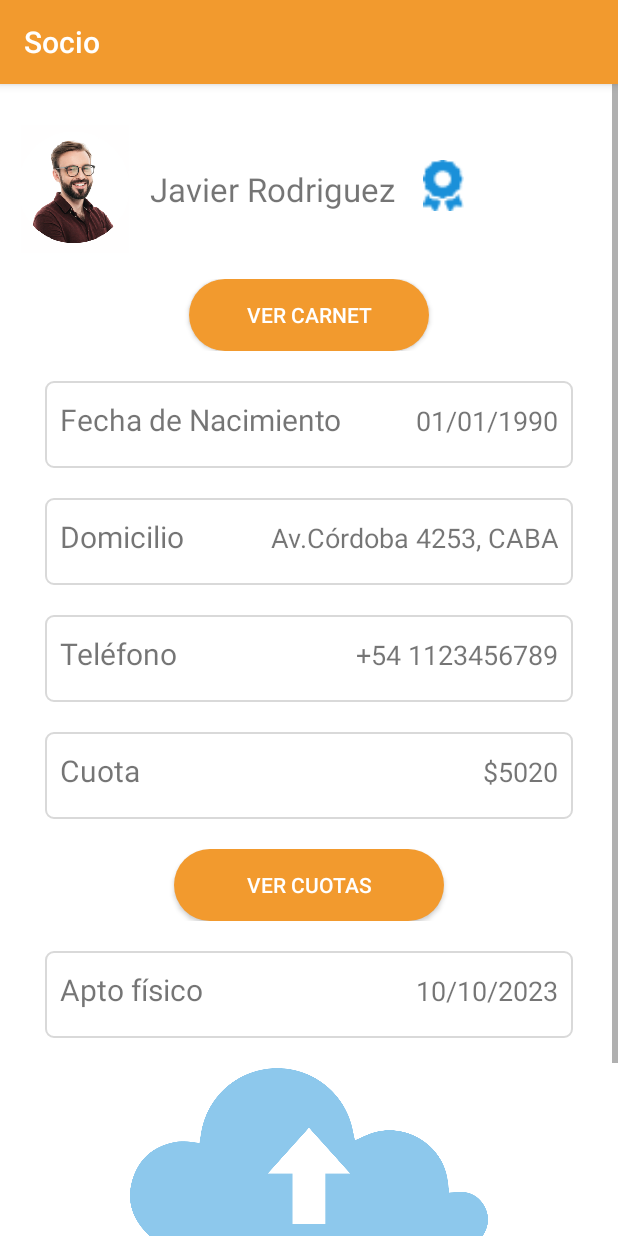
After one commit to EvanaSabatella1989/Club-Deportivo, an Android app: the DetalleUsuarioSocioActivity screen opened directly, with no data from a screen before it, on a phone screen of 412 x 824 dp. The commit adds this screen. Run offline under Robolectric (Android 15) with nearby library versions, the phone set to English and light mode, and no system bars.

Commit message:
Pantallas Meli actualizadas

```diff
--- /dev/null
+++ b/Club/app/src/main/java/com/example/club/DetalleUsuarioSocioActivity.kt
@@ -0,0 +1,11 @@
+package com.example.club
+
+import android.os.Bundle
+import androidx.appcompat.app.AppCompatActivity
+
+class DetalleUsuarioSocioActivity : AppCompatActivity() {
+    override fun onCreate(savedInstanceState: Bundle?) {
+        super.onCreate(savedInstanceState)
+        setContentView(R.layout.activity_detalle_usuario_socio)
+    }
+}
--- /dev/null
+++ b/Club/app/src/main/res/layout/activity_detalle_usuario_socio.xml
@@ -0,0 +1,374 @@
+<?xml version="1.0" encoding="utf-8"?>
+<androidx.constraintlayout.widget.ConstraintLayout xmlns:android="http://schemas.android.com/apk/res/android"
+    xmlns:app="http://schemas.android.com/apk/res-auto"
+    xmlns:tools="http://schemas.android.com/tools"
+    android:layout_width="match_parent"
+    android:layout_height="match_parent"
+    android:background="@color/white"
+    >
+
+
+    <ScrollView
+        android:layout_width="match_parent"
+        android:layout_height="match_parent">
+
+        <LinearLayout
+            android:layout_width="match_parent"
+            android:layout_height="match_parent"
+            android:orientation="vertical"
+            android:paddingTop="20dp"
+            android:paddingBottom="20dp"
+            app:layout_constraintEnd_toEndOf="parent"
+            app:layout_constraintStart_toStartOf="parent">
+
+            <LinearLayout
+                android:layout_width="wrap_content"
+                android:layout_height="wrap_content"
+                android:layout_marginStart="0dp"
+                android:layout_marginEnd="30dp"
+                android:contentDescription="TODO"
+                android:importantForAccessibility="no"
+                android:orientation="horizontal"
+                app:layout_constraintEnd_toEndOf="parent"
+                app:layout_constraintStart_toStartOf="parent"
+                tools:ignore="HardcodedText,MissingConstraints,UseCompoundDrawables">
+
+                <ImageView
+                    android:id="@+id/imageView3"
+                    android:layout_width="wrap_content"
+                    android:layout_height="100dp"
+                    android:adjustViewBounds="true"
+                    android:importantForAccessibility="no"
+                    android:src="@mipmap/fotousuario"
+                    tools:srcCompat="@mipmap/fotousuario" />
+
+                <TextView
+                    android:id="@+id/textView3"
+                    android:layout_width="182dp"
+                    android:layout_height="match_parent"
+                    android:layout_weight="1"
+                    android:paddingTop="35sp"
+                    android:text="@string/nombre_socio"
+                    android:textSize="22sp"
+                    tools:ignore="TextSizeCheck" />
+
+                <ImageView
+                    android:id="@+id/imageView4"
+                    android:layout_width="wrap_content"
+                    android:layout_height="65dp"
+                    android:adjustViewBounds="true"
+                    android:importantForAccessibility="no"
+                    android:paddingTop="30sp"
+                    android:src="@mipmap/icon_socio"
+                    tools:ignore="ImageContrastCheck"
+                    tools:srcCompat="@mipmap/icon_socio" />
+
+
+            </LinearLayout>
+
+            <LinearLayout
+                android:layout_width="match_parent"
+                android:layout_height="match_parent"
+                android:layout_marginTop="10dp"
+                android:layout_marginBottom="20dp"
+                android:orientation="horizontal"
+                android:gravity="center"
+                >
+
+                <Button
+                    android:id="@+id/button8"
+                    android:layout_width="160dp"
+                    android:layout_height="48dp"
+                    android:background="@drawable/boton_grande"
+                    android:text="@string/btn_ver_carnet"
+                    android:textColor="@color/white"
+
+                    />
+            </LinearLayout>
+
+            <LinearLayout
+                android:layout_width="match_parent"
+                android:layout_height="wrap_content"
+                android:layout_marginStart="30dp"
+                android:layout_marginEnd="30dp"
+                android:background="@drawable/input_background"
+                android:contentDescription="TODO"
+                android:importantForAccessibility="no"
+                android:orientation="horizontal"
+                android:paddingTop="12dp"
+                app:layout_constraintEnd_toEndOf="parent"
+                app:layout_constraintStart_toStartOf="parent"
+                tools:ignore="HardcodedText,MissingConstraints,UseCompoundDrawables">
+
+                <TextView
+                    android:id="@+id/textView4"
+                    android:layout_width="193dp"
+                    android:layout_height="wrap_content"
+                    android:layout_weight="1"
+                    android:paddingLeft="10sp"
+                    android:text="@string/llave_fechaNac"
+                    android:textSize="20sp"
+                    tools:ignore="RtlSymmetry,TextSizeCheck" />
+
+                <TextView
+                    android:id="@+id/textView5"
+                    android:layout_width="133dp"
+                    android:layout_height="wrap_content"
+                    android:layout_weight="1"
+                    android:gravity="right"
+                    android:paddingRight="10sp"
+                    android:text="@string/valor_fechaNac"
+                    android:textAlignment="gravity"
+                    android:textSize="18sp"
+                    tools:ignore="RtlHardcoded,RtlSymmetry,TextSizeCheck" />
+
+            </LinearLayout>
+
+            <LinearLayout
+                android:layout_width="match_parent"
+                android:layout_height="wrap_content"
+                android:layout_marginStart="30dp"
+                android:layout_marginTop="20dp"
+                android:layout_marginEnd="30dp"
+                android:background="@drawable/input_background"
+                android:contentDescription="TODO"
+                android:importantForAccessibility="no"
+                android:orientation="horizontal"
+                android:paddingTop="12dp"
+                app:layout_constraintEnd_toEndOf="parent"
+                app:layout_constraintStart_toStartOf="parent"
+                tools:ignore="HardcodedText,MissingConstraints,UseCompoundDrawables">
+
+                <TextView
+                    android:id="@+id/textView6"
+                    android:layout_width="wrap_content"
+                    android:layout_height="wrap_content"
+                    android:layout_weight="1"
+                    android:gravity="start"
+                    android:paddingLeft="10sp"
+                    android:text="@string/llave_domicilio"
+                    android:textSize="20sp"
+                    tools:ignore="RtlSymmetry,TextSizeCheck" />
+
+                <TextView
+                    android:id="@+id/textView7"
+                    android:layout_width="158dp"
+                    android:layout_height="wrap_content"
+                    android:layout_weight="1"
+                    android:gravity="right"
+                    android:paddingRight="10sp"
+                    android:text="@string/valor_domicilio"
+                    android:textAlignment="gravity"
+                    android:textSize="18sp"
+                    tools:ignore="RtlHardcoded,RtlSymmetry,TextSizeCheck" />
+
+            </LinearLayout>
+
+            <LinearLayout
+                android:layout_width="match_parent"
+                android:layout_height="wrap_content"
+                android:layout_marginStart="30dp"
+                android:layout_marginTop="20dp"
+                android:layout_marginEnd="30dp"
+                android:background="@drawable/input_background"
+                android:contentDescription="TODO"
+                android:importantForAccessibility="no"
+                android:orientation="horizontal"
+                android:paddingTop="12dp"
+                app:layout_constraintEnd_toEndOf="parent"
+                app:layout_constraintStart_toStartOf="parent"
+                tools:ignore="HardcodedText,MissingConstraints,UseCompoundDrawables">
+
+                <TextView
+                    android:id="@+id/textView8"
+                    android:layout_width="wrap_content"
+                    android:layout_height="wrap_content"
+                    android:layout_weight="1"
+                    android:gravity="start"
+                    android:paddingLeft="10sp"
+                    android:text="@string/llave_telefono"
+                    android:textSize="20sp"
+                    tools:ignore="RtlSymmetry,TextSizeCheck" />
+
+                <TextView
+                    android:id="@+id/textView9"
+                    android:layout_width="158dp"
+                    android:layout_height="wrap_content"
+                    android:layout_weight="1"
+                    android:gravity="right"
+                    android:paddingRight="10sp"
+                    android:text="@string/valor_telefono"
+                    android:textAlignment="gravity"
+                    android:textSize="18sp"
+                    tools:ignore="RtlHardcoded,RtlSymmetry,TextSizeCheck" />
+
+            </LinearLayout>
+
+            <LinearLayout
+                android:layout_width="match_parent"
+                android:layout_height="wrap_content"
+                android:layout_marginStart="30dp"
+                android:layout_marginTop="20dp"
+                android:layout_marginEnd="30dp"
+                android:background="@drawable/input_background"
+                android:contentDescription="TODO"
+                android:importantForAccessibility="no"
+                android:orientation="horizontal"
+                android:paddingTop="12dp"
+                app:layout_constraintEnd_toEndOf="parent"
+                app:layout_constraintStart_toStartOf="parent"
+                tools:ignore="HardcodedText,MissingConstraints,UseCompoundDrawables">
+
+                <TextView
+                    android:id="@+id/textView10"
+                    android:layout_width="wrap_content"
+                    android:layout_height="wrap_content"
+                    android:layout_weight="1"
+                    android:gravity="start"
+                    android:paddingLeft="10sp"
+                    android:text="@string/llave_cuota"
+                    android:textSize="20sp"
+                    tools:ignore="RtlSymmetry,TextSizeCheck" />
+
+                <TextView
+                    android:id="@+id/textView11"
+                    android:layout_width="158dp"
+                    android:layout_height="wrap_content"
+                    android:layout_weight="1"
+                    android:gravity="right"
+                    android:paddingRight="10sp"
+                    android:text="@string/valor_cuota"
+                    android:textAlignment="gravity"
+                    android:textSize="18sp"
+                    tools:ignore="RtlHardcoded,RtlSymmetry,TextSizeCheck" />
+
+            </LinearLayout>
+
+            <LinearLayout
+                android:layout_width="match_parent"
+                android:layout_height="wrap_content"
+                android:layout_marginTop="20dp"
+                android:contentDescription="TODO"
+                android:gravity="center"
+                android:importantForAccessibility="no"
+                android:orientation="horizontal"
+                app:layout_constraintEnd_toEndOf="parent"
+                app:layout_constraintStart_toStartOf="parent">
+
+                <Button
+                    android:id="@+id/button5"
+                    android:layout_width="wrap_content"
+                    android:layout_height="wrap_content"
+                    android:background="@drawable/boton_grande"
+                    android:text="@string/btn_ver_cuotas"
+                    android:textColor="@color/white"
+                    app:layout_constraintEnd_toEndOf="parent"
+                    app:layout_constraintStart_toStartOf="parent"
+                    app:layout_constraintTop_toBottomOf="@+id/button3" />
+            </LinearLayout>
+
+            <LinearLayout
+                android:layout_width="match_parent"
+                android:layout_height="wrap_content"
+                android:layout_marginStart="30dp"
+                android:layout_marginTop="20dp"
+                android:layout_marginEnd="30dp"
+                android:background="@drawable/input_background"
+                android:contentDescription="TODO"
+                android:importantForAccessibility="no"
+                android:orientation="horizontal"
+                android:paddingTop="12dp"
+                app:layout_constraintEnd_toEndOf="parent"
+                app:layout_constraintStart_toStartOf="parent"
+                tools:ignore="HardcodedText,MissingConstraints,UseCompoundDrawables">
+
+                <TextView
+                    android:id="@+id/textView12"
+                    android:layout_width="wrap_content"
+                    android:layout_height="wrap_content"
+                    android:layout_weight="1"
+                    android:gravity="start"
+                    android:paddingLeft="10sp"
+                    android:text="@string/llave_apto_fisico"
+                    android:textSize="20sp"
+                    tools:ignore="RtlSymmetry,TextSizeCheck" />
+
+                <TextView
+                    android:id="@+id/textView13"
+                    android:layout_width="158dp"
+                    android:layout_height="wrap_content"
+                    android:layout_weight="1"
+                    android:gravity="right"
+                    android:paddingRight="10sp"
+                    android:text="@string/valor_apto_fisico"
+                    android:textAlignment="gravity"
+                    android:textSize="18sp"
+                    tools:ignore="RtlHardcoded,RtlSymmetry,TextSizeCheck" />
+
+            </LinearLayout>
+
+            <LinearLayout
+                android:layout_width="match_parent"
+                android:layout_height="wrap_content"
+                android:layout_marginTop="20dp"
+                android:contentDescription="TODO"
+                android:gravity="center"
+                android:importantForAccessibility="no"
+                android:orientation="horizontal"
+                app:layout_constraintEnd_toEndOf="parent"
+                app:layout_constraintStart_toStartOf="parent">
+
+
+                <ImageView
+                    android:id="@+id/imageView5"
+                    android:layout_width="wrap_content"
+                    android:layout_height="120dp"
+                    app:srcCompat="@mipmap/icon_apto_fisico" />
+            </LinearLayout>
+
+            <LinearLayout
+                android:layout_width="match_parent"
+                android:layout_height="wrap_content"
+                android:layout_marginTop="20dp"
+                android:contentDescription="TODO"
+                android:importantForAccessibility="no"
+                android:orientation="horizontal"
+                app:layout_constraintEnd_toEndOf="parent"
+                app:layout_constraintStart_toStartOf="parent">
+
+
+                <TextView
+                    android:id="@+id/textView14"
+                    android:layout_width="wrap_content"
+                    android:layout_height="wrap_content"
+                    android:layout_weight="1"
+                    android:text="@string/subir_apto_fisico"
+                    android:textAlignment="gravity"
+                    android:gravity="center"/>
+            </LinearLayout>
+
+            <LinearLayout
+                android:layout_width="match_parent"
+                android:layout_height="wrap_content"
+                android:layout_marginTop="20dp"
+                android:contentDescription="TODO"
+                android:gravity="center"
+                android:importantForAccessibility="no"
+                android:orientation="horizontal"
+                app:layout_constraintEnd_toEndOf="parent"
+                app:layout_constraintStart_toStartOf="parent">
+
+                <Button
+                    android:id="@+id/button6"
+                    android:layout_width="wrap_content"
+                    android:layout_height="wrap_content"
+                    android:background="@drawable/boton_grande"
+                    android:text="@string/btn_modificar_usuario"
+                    android:textColor="@color/white"
+                    app:layout_constraintEnd_toEndOf="parent"
+                    app:layout_constraintStart_toStartOf="parent"
+                    app:layout_constraintTop_toBottomOf="@+id/button6" />
+            </LinearLayout>
+        </LinearLayout>
+    </ScrollView>
+</androidx.constraintlayout.widget.ConstraintLayout>
--- a/Club/app/src/main/res/values/strings.xml
+++ b/Club/app/src/main/res/values/strings.xml
@@ -37,7 +37,7 @@
     <string name="nombre_no_socio">Carlos Gimenez</string>
     <string name="btn_nueva_actividad">Nueva Actividad</string>
     <string name="llave_apto_fisico">Apto físico</string>
-    <string name="valor_apto_fisico">01/01/1990</string>
+    <string name="valor_apto_fisico">10/10/2023</string>
     <string name="btn_modificar_usuario">Modificar usuario</string>
 
     #InicioSesionActivity:
@@ -50,5 +50,22 @@
     #PagoTarjetaActivity:
     <string name="pago_tarjeta">Pasar tarjeta por el posnet y continuar con el pago por ese medio.</string>
     <string name="aceptar">ACEPTAR</string>
+    <string name="label_pago_con_tarjeta">Pago con tarjeta</string>
+
+    #DetalleUsuarioActivity:
+    <string name="texto_menu_on_top_socio">Socio</string>
+    <string name="nombre_socio">Javier Rodriguez</string>
+    <string name="btn_ver_carnet">VER CARNET</string>
+    <string name="btn_ver_cuotas">VER CUOTAS</string>
+    <string name="subir_apto_fisico">Subir apto físico</string>
+
+    #ElegirActividadNoSocio:
+    <string name="label_nueva_actividad">Nueva actividad</string>
+    <string name="actividad1">Karate</string>
+    <string name="actividad2">Natación</string>
+    <string name="actividad3">Fútbol</string>
+    <string name="actividad4">Danza</string>
+    <string name="actividad5">Yoga</string>
+    <string name="agregar">+</string>
 
 </resources>
```
Also changed, not shown: Club/app/src/main/AndroidManifest.xml (+12 -1 lines), Club/app/src/main/java/com/example/club/ElegirActividadNoSocioActivity.kt (added, +17 -0 lines), Club/app/src/main/res/layout/activity_elegir_actividad_no_socio.xml (added, +214 -0 lines), Club/app/src/main/res/mipmap-hdpi/icon_actividad.png (added), Club/app/src/main/res/mipmap-hdpi/icon_agregar_actividad.png (added), Club/app/src/main/res/mipmap-hdpi/icon_socio.png (added).
